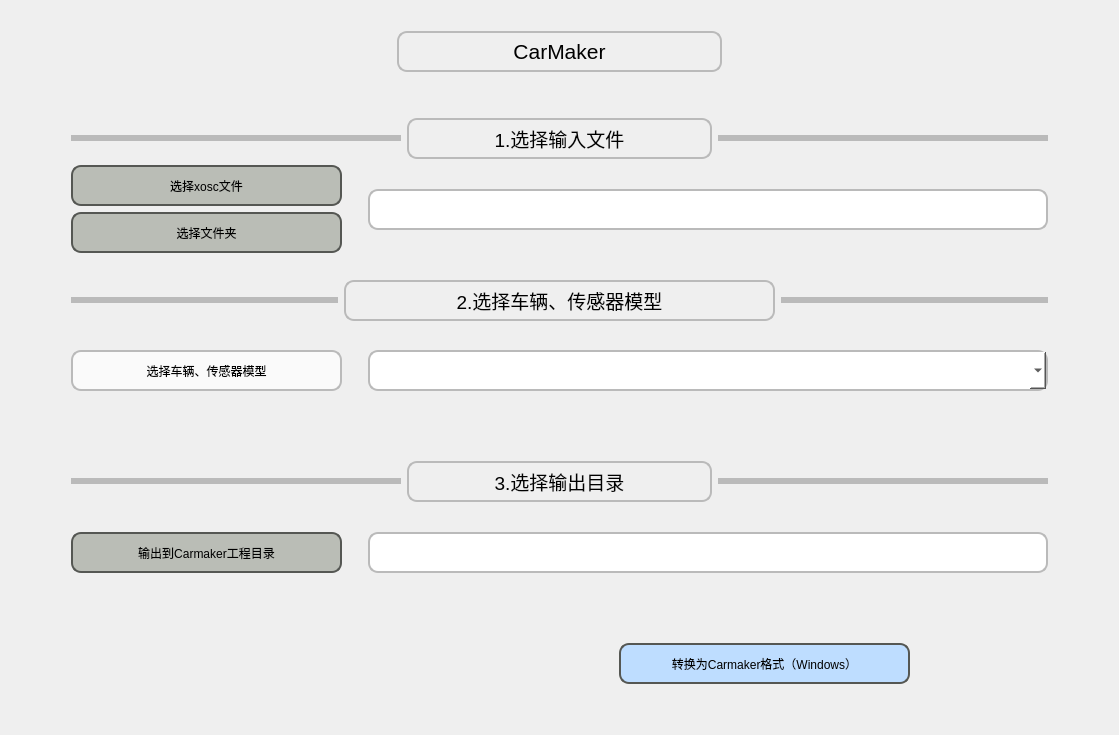
The window that OpenX/window/window_carmaker.ui (iMustanga/OpenX_File_Change) describes before a commit, drawn with Qt 5.
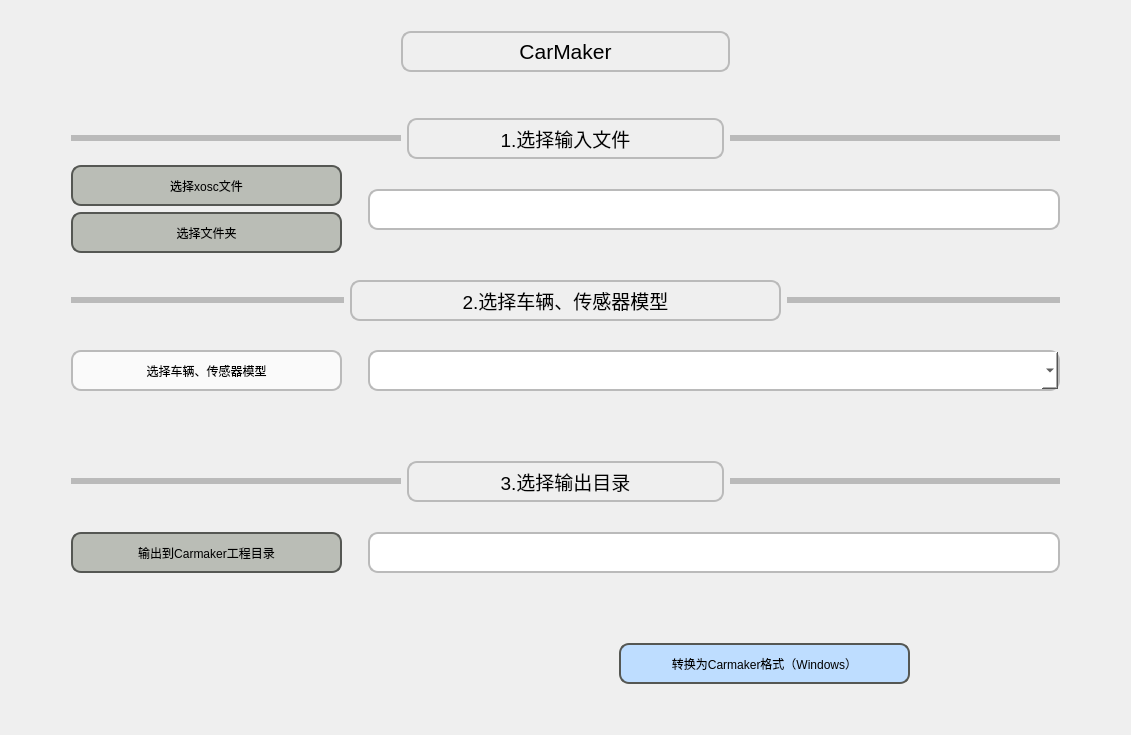
The same window after the commit. Icons and pictures are not drawn.

What changed in the file:
```diff
--- a/OpenX/window/window_carmaker.ui
+++ b/OpenX/window/window_carmaker.ui
@@ -6,13 +6,20 @@
    <rect>
     <x>0</x>
     <y>0</y>
-    <width>1119</width>
+    <width>1131</width>
     <height>735</height>
    </rect>
   </property>
   <property name="windowTitle">
    <string>CarMaker</string>
   </property>
+  <property name="windowIcon">
+   <iconset resource="DSXW.qrc">
+    <normaloff>:/DSXW/DSXW.png</normaloff>:/DSXW/DSXW.png</iconset>
+  </property>
+  <property name="styleSheet">
+   <string notr="true"/>
+  </property>
   <layout class="QGridLayout" name="gridLayout">
    <item row="0" column="3">
     <spacer name="horizontalSpacer_9">
```
Left out of the diff: 4 changed lines with no effect on the pictures.
